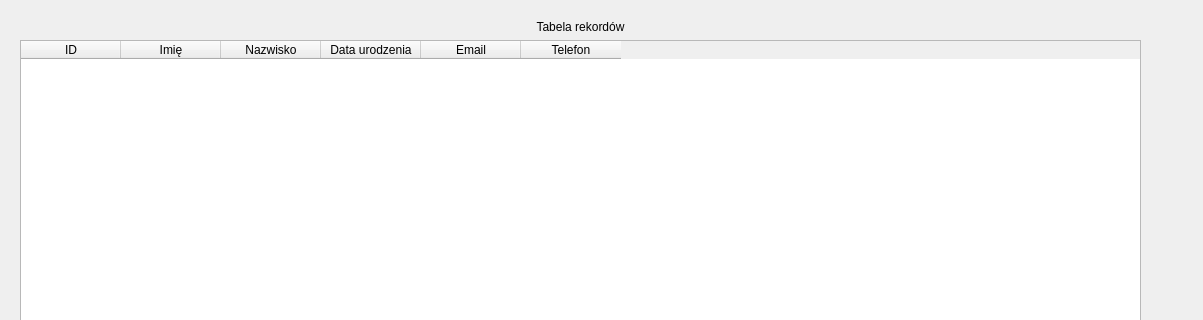
aleksanderkalenbach/IO_2020_2021_ASP, file tableedit_pracownik.ui: the form before one commit; both pictures show x 0 to 1203 and y 0 to 320 of the 1203 by 675 pixel window.
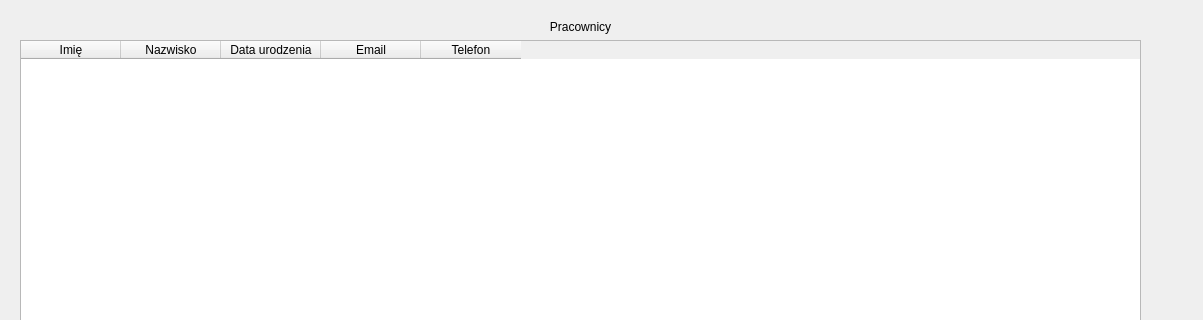
The form after the commit.

The edit to the form file:
```diff
--- a/tableedit_pracownik.ui
+++ b/tableedit_pracownik.ui
@@ -13,7 +13,7 @@
   <property name="windowTitle">
    <string>Form</string>
   </property>
-  <widget class="QWidget" name="">
+  <widget class="QWidget" name="layoutWidget">
    <property name="geometry">
     <rect>
      <x>20</x>
@@ -26,7 +26,7 @@
     <item row="0" column="0">
      <widget class="QLabel" name="label">
       <property name="text">
-       <string>Tabela rekordów</string>
+       <string>Pracownicy</string>
       </property>
       <property name="alignment">
        <set>Qt::AlignCenter</set>
@@ -65,11 +65,6 @@
       </item>
       <item row="0" column="0" colspan="4">
        <widget class="QTableWidget" name="tableWidget">
-        <column>
-         <property name="text">
-          <string>ID</string>
-         </property>
-        </column>
         <column>
          <property name="text">
           <string>Imię</string>
```
